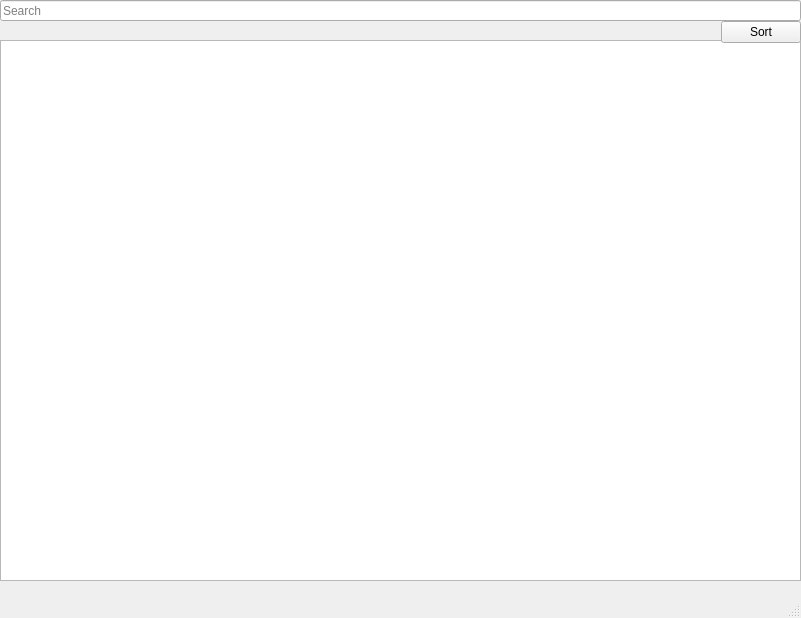
First picture: the form in ui/mainVideoList.ui, repository drk10015/WatchTime-Calculator, before the edit.
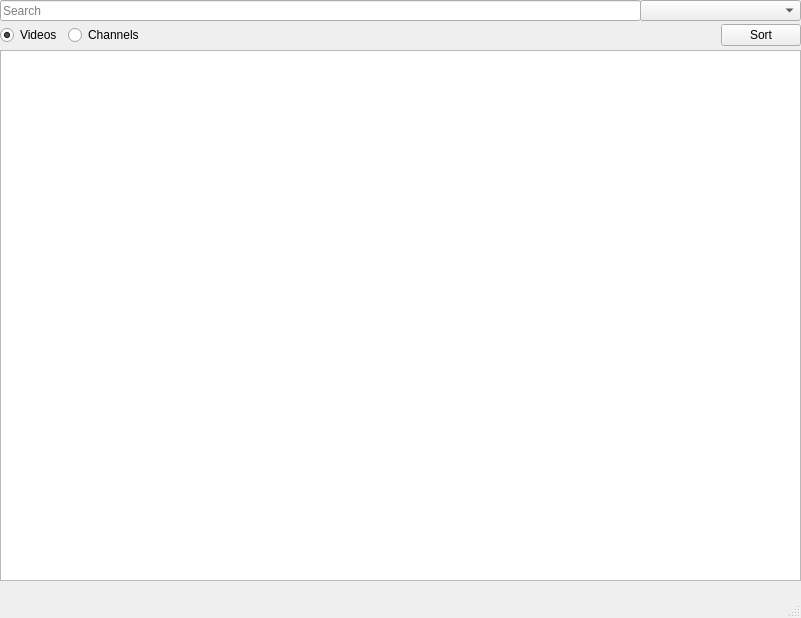
Second picture: the form after the edit.

Diff of the .ui file:
```diff
--- a/ui/mainVideoList.ui
+++ b/ui/mainVideoList.ui
@@ -19,7 +19,7 @@
      <rect>
       <x>0</x>
       <y>0</y>
-      <width>801</width>
+      <width>641</width>
       <height>21</height>
      </rect>
     </property>
@@ -31,9 +31,9 @@
     <property name="geometry">
      <rect>
       <x>0</x>
-      <y>40</y>
+      <y>50</y>
       <width>801</width>
-      <height>541</height>
+      <height>531</height>
      </rect>
     </property>
    </widget>
@@ -59,10 +59,30 @@
       <x>0</x>
       <y>20</y>
       <width>801</width>
-      <height>25</height>
+      <height>31</height>
      </rect>
     </property>
     <layout class="QHBoxLayout" name="horizontalLayout">
+     <item>
+      <widget class="QRadioButton" name="videoButton">
+       <property name="text">
+        <string>Videos</string>
+       </property>
+       <property name="checked">
+        <bool>true</bool>
+       </property>
+      </widget>
+     </item>
+     <item>
+      <widget class="QRadioButton" name="channelButton">
+       <property name="text">
+        <string>Channels</string>
+       </property>
+      </widget>
+     </item>
+     <item>
+      <layout class="QHBoxLayout" name="horizontalLayout_2"/>
+     </item>
      <item>
       <spacer name="horizontalSpacer">
        <property name="orientation">
@@ -78,6 +98,12 @@
      </item>
      <item>
       <widget class="QPushButton" name="sortButton">
+       <property name="sizePolicy">
+        <sizepolicy hsizetype="Minimum" vsizetype="Fixed">
+         <horstretch>0</horstretch>
+         <verstretch>0</verstretch>
+        </sizepolicy>
+       </property>
        <property name="text">
         <string>Sort</string>
        </property>
@@ -85,6 +111,16 @@
      </item>
     </layout>
    </widget>
+   <widget class="QComboBox" name="comboBox">
+    <property name="geometry">
+     <rect>
+      <x>640</x>
+      <y>0</y>
+      <width>161</width>
+      <height>21</height>
+     </rect>
+    </property>
+   </widget>
   </widget>
   <widget class="QMenuBar" name="menubar">
    <property name="geometry">
```
